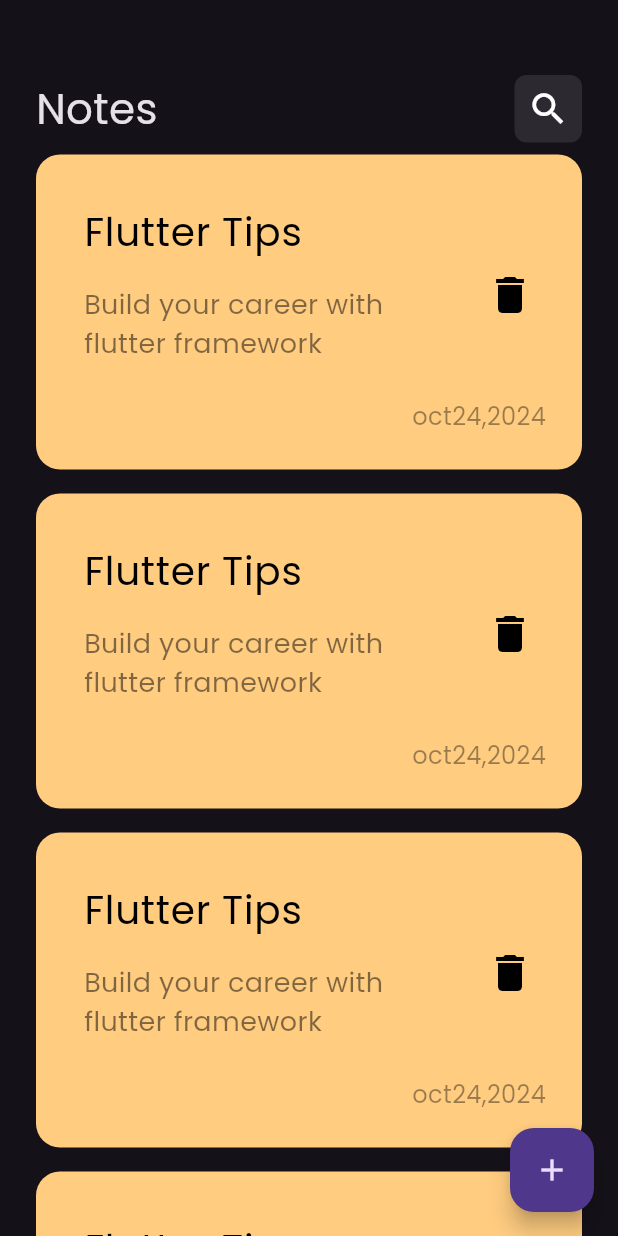
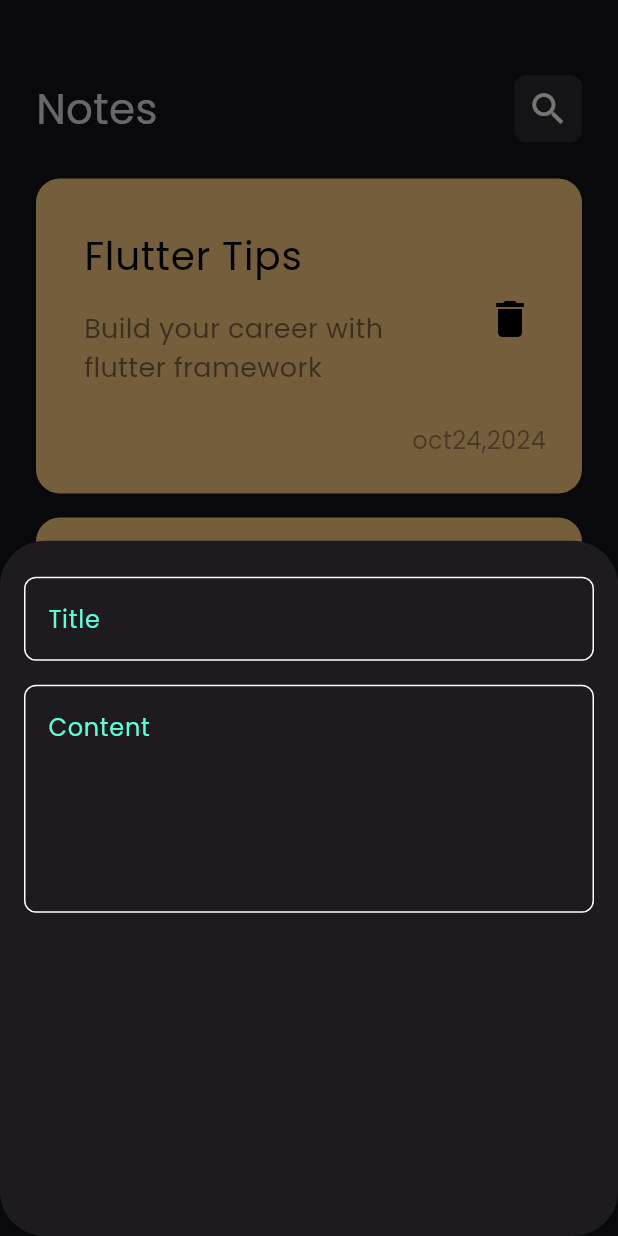
Before and after one commit to asmaaramadanramadan/note_app, a Flutter app: the screen it shows after launch, after a tap on the "add" icon, on a phone screen of 412 x 824 dp. Run offline on Flutter 3.47's test engine with Material 3 defaults, Android fonts, the phone set to English and light mode, and no system bars.

Commit message:
add notes to bottom sheet

```diff
--- /dev/null
+++ b/lib/constants.dart
@@ -0,0 +1,3 @@
+import 'package:flutter/material.dart';
+
+const kPrimaryColor = Color(0xff62FCD7);
--- a/lib/views/notes_view.dart
+++ b/lib/views/notes_view.dart
@@ -1,5 +1,6 @@
 import 'package:flutter/material.dart';
 
+import '../widgets/add_note_bottom_sheet.dart';
 import '../widgets/notes_view_body.dart';
 
 class NotesView extends StatelessWidget {
@@ -10,7 +11,17 @@ class NotesView extends StatelessWidget {
     return Scaffold(
       body: const NotesViewBody(),
       floatingActionButton: FloatingActionButton(
-        onPressed: () {},
+        shape: RoundedRectangleBorder(
+          borderRadius: BorderRadius.circular(25),
+        ),
+        onPressed: () {
+          showModalBottomSheet(
+            shape:
+                RoundedRectangleBorder(borderRadius: BorderRadius.circular(30)),
+            context: context,
+            builder: (context) => const AddNoteBottomSheet(),
+          );
+        },
         child: const Icon(Icons.add),
       ),
     );
--- /dev/null
+++ b/lib/widgets/add_note_bottom_sheet.dart
@@ -0,0 +1,26 @@
+import 'package:flutter/material.dart';
+
+import 'custom_text_field.dart';
+
+class AddNoteBottomSheet extends StatelessWidget {
+  const AddNoteBottomSheet({super.key});
+
+  @override
+  Widget build(BuildContext context) {
+    return const Padding(
+      padding: EdgeInsets.only(top: 24, left: 16, right: 16),
+      child: Column(
+        children: [
+          CustomTextField(hint: "Title"),
+          SizedBox(
+            height: 16,
+          ),
+          CustomTextField(
+            hint: 'Content',
+            maxLines: 5,
+          )
+        ],
+      ),
+    );
+  }
+}
--- /dev/null
+++ b/lib/widgets/custom_text_field.dart
@@ -0,0 +1,34 @@
+import 'package:flutter/material.dart';
+
+import '../constants.dart';
+
+class CustomTextField extends StatelessWidget {
+  const CustomTextField({super.key, required this.hint, this.maxLines = 1});
+  final String hint;
+  final int maxLines;
+  @override
+  Widget build(BuildContext context) {
+    return TextFormField(
+      cursorColor: kPrimaryColor,
+      maxLines: maxLines,
+      decoration: InputDecoration(
+        hintText: hint,
+        hintStyle: const TextStyle(
+          color: kPrimaryColor,
+        ),
+        border: buildOutlineInputBorder(),
+        enabledBorder: buildOutlineInputBorder(),
+        focusedBorder: buildOutlineInputBorder(kPrimaryColor),
+        // enabledBorder:
+      ),
+    );
+  }
+
+  OutlineInputBorder buildOutlineInputBorder([color]) {
+    return OutlineInputBorder(
+        borderRadius: BorderRadius.circular(8),
+        borderSide: BorderSide(
+          color: color ?? Colors.white,
+        ));
+  }
+}
--- a/lib/widgets/notes_list_view.dart
+++ b/lib/widgets/notes_list_view.dart
@@ -7,7 +7,12 @@ class NotesListView extends StatelessWidget {
 
   @override
   Widget build(BuildContext context) {
-    return ListView.builder(
+    return Padding(
+      padding: const EdgeInsets.symmetric(
+        vertical: 16,
+      ),
+      child: ListView.builder(
+        padding: EdgeInsets.zero,
         itemBuilder: (context, index) {
           return Padding(
             padding: EdgeInsets.symmetric(
@@ -67,6 +72,7 @@ class NotesListView extends StatelessWidget {
             ),
           );
         },
+      ),
     );
   }
 }
```
Lines whose indentation alone changed are shown as unchanged.
